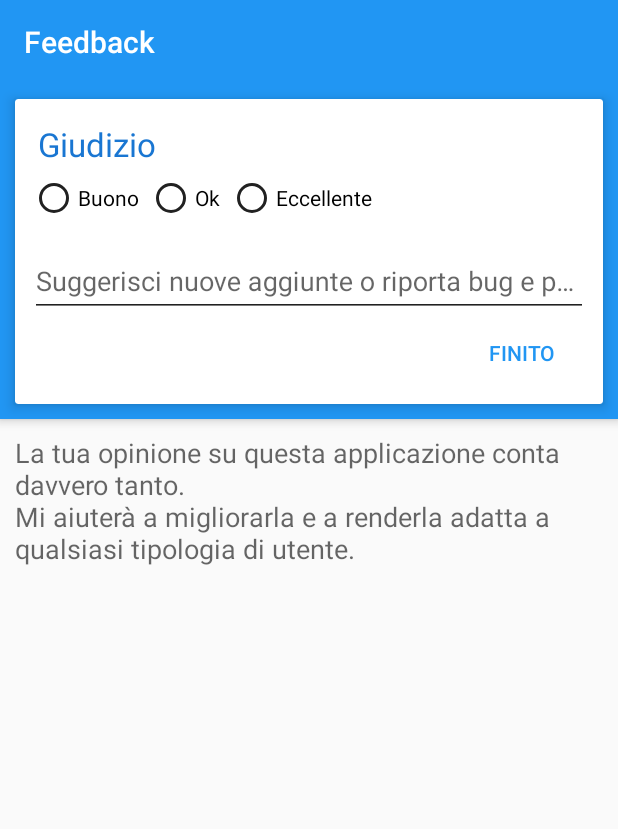
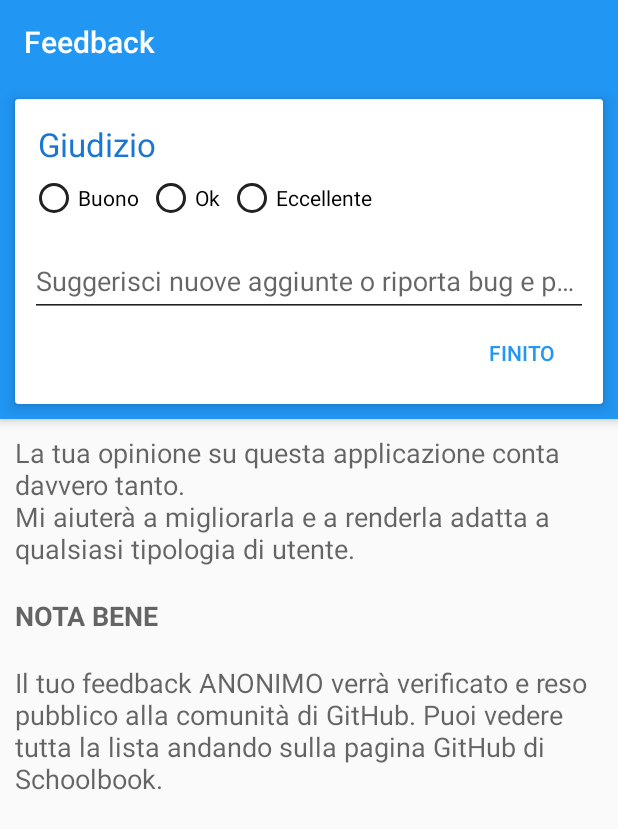
Before and after one commit to 5l1v3r1/Schoolbook, an Android app: the FeedbackActivity screen opened directly, with no data from a screen before it, on a phone screen of 412 x 824 dp. Shown: the top 829 px of the screen. Run offline under Robolectric (Android 15) with nearby library versions, the phone set to English and light mode, and no system bars; our stand-ins replace ButterKnife.

Commit message:
Added new feedback specifications, update README.md

```diff
--- a/app/src/main/AndroidManifest.xml
+++ b/app/src/main/AndroidManifest.xml
@@ -56,7 +56,7 @@
 
         <activity android:name=".ChartActivity" />
         <activity android:name=".ArgumentActivity" />
-        <activity android:name=".fragments.FeedbackActivity" />
+        <activity android:name=".FeedbackActivity" />
         <activity
             android:name=".AppIntroActivity"
             android:theme="@style/Theme.Intro" />
--- a/app/src/main/java/com/marco/marplex/schoolbook/DashboardActivity.java
+++ b/app/src/main/java/com/marco/marplex/schoolbook/DashboardActivity.java
@@ -28,7 +28,6 @@ import com.marco.marplex.schoolbook.fragments.Agenda;
 import com.marco.marplex.schoolbook.fragments.ArgumentsFragment;
 import com.marco.marplex.schoolbook.fragments.Circolari;
 import com.marco.marplex.schoolbook.fragments.Dashboard;
-import com.marco.marplex.schoolbook.fragments.FeedbackActivity;
 import com.marco.marplex.schoolbook.fragments.Materie;
 import com.marco.marplex.schoolbook.fragments.NoteFragment;
 import com.marco.marplex.schoolbook.fragments.Voti;
--- a/app/src/main/java/com/marco/marplex/schoolbook/fragments/FeedbackActivity.java
+++ b/app/src/main/java/com/marco/marplex/schoolbook/FeedbackActivity.java
@@ -1,4 +1,4 @@
-package com.marco.marplex.schoolbook.fragments;
+package com.marco.marplex.schoolbook;
 
 
 import android.app.ProgressDialog;
@@ -13,7 +13,6 @@ import android.widget.RadioButton;
 import android.widget.RadioGroup;
 import android.widget.Toast;
 
-import com.marco.marplex.schoolbook.R;
 import com.marco.marplex.schoolbook.utilities.Connection;
 
 import java.io.IOException;
@@ -60,7 +59,7 @@ public class FeedbackActivity extends AppCompatActivity {
             dialog.setIndeterminate(true);
 
             final Request request = new Request.Builder()
-                    .url("http://marcoweb12.altervista.org/schoolbook/addFeedback.php?rate=" + rate + "&bugs=" + bugText.replaceAll(" ", "+"))
+                    .url("http://marcoweb12.altervista.org/schoolbook/addFeedback.php?rate=" + rate + "&bugs=" + bugText.replaceAll(" ", "%20"))
                     .build();
 
             Callback callback = new Callback() {
--- a/app/src/main/res/layout/activity_feedback.xml
+++ b/app/src/main/res/layout/activity_feedback.xml
@@ -4,7 +4,7 @@
     android:layout_height="match_parent"
     android:orientation="vertical"
     xmlns:app="http://schemas.android.com/apk/res-auto"
-    tools:context="com.marco.marplex.schoolbook.fragments.FeedbackActivity">
+    tools:context=".FeedbackActivity">
 
     <android.support.v4.widget.NestedScrollView
         android:layout_width="match_parent"
@@ -117,6 +117,22 @@
                 android:text="La tua opinione su questa applicazione conta davvero tanto.\nMi aiuterà a migliorarla e a renderla adatta a qualsiasi tipologia di utente."
                 android:textAppearance="@style/TextAppearance.AppCompat.Medium" />
 
+            <TextView
+                android:layout_margin="10dp"
+                android:layout_width="match_parent"
+                android:layout_height="wrap_content"
+                android:textStyle="bold"
+                android:text="NOTA BENE"
+                android:textAppearance="@style/TextAppearance.AppCompat.Medium" />
+
+            <TextView
+                android:layout_margin="10dp"
+                android:layout_width="match_parent"
+                android:layout_height="wrap_content"
+                android:text="Il tuo feedback ANONIMO verrà verificato e reso pubblico alla comunità di GitHub. Puoi vedere tutta la lista andando sulla pagina GitHub di Schoolbook."
+                android:textAppearance="@style/TextAppearance.AppCompat.Medium" />
+
+
         </LinearLayout>
 
     </android.support.v4.widget.NestedScrollView>
```
Also changed, not shown: 3 other files.
